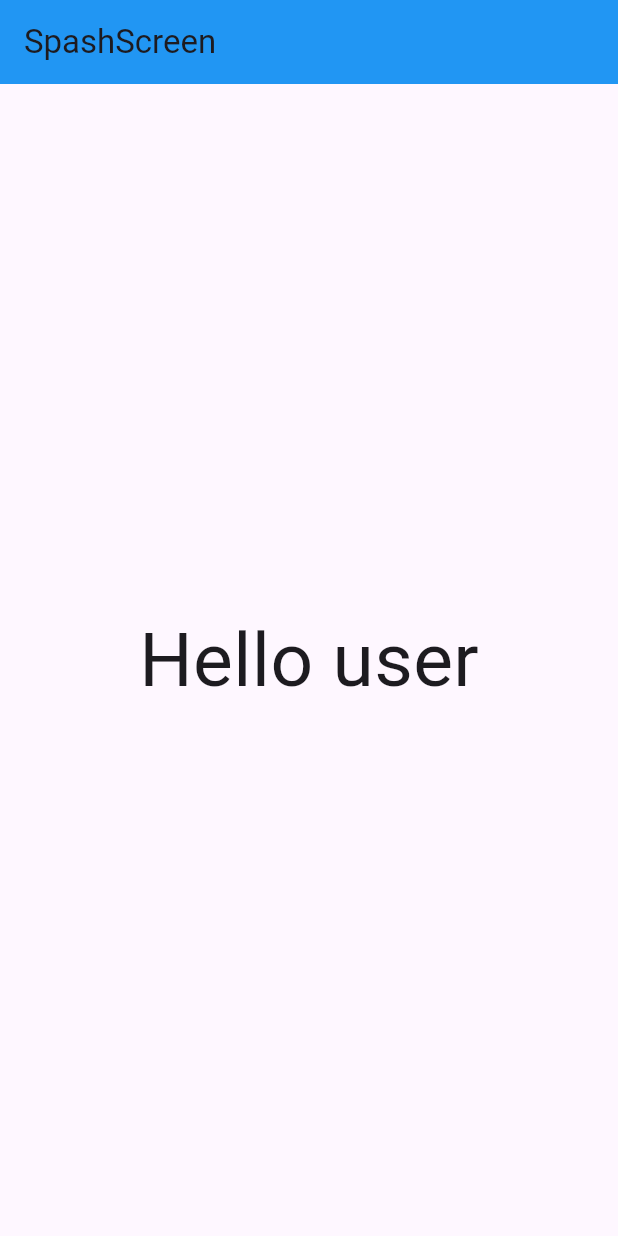
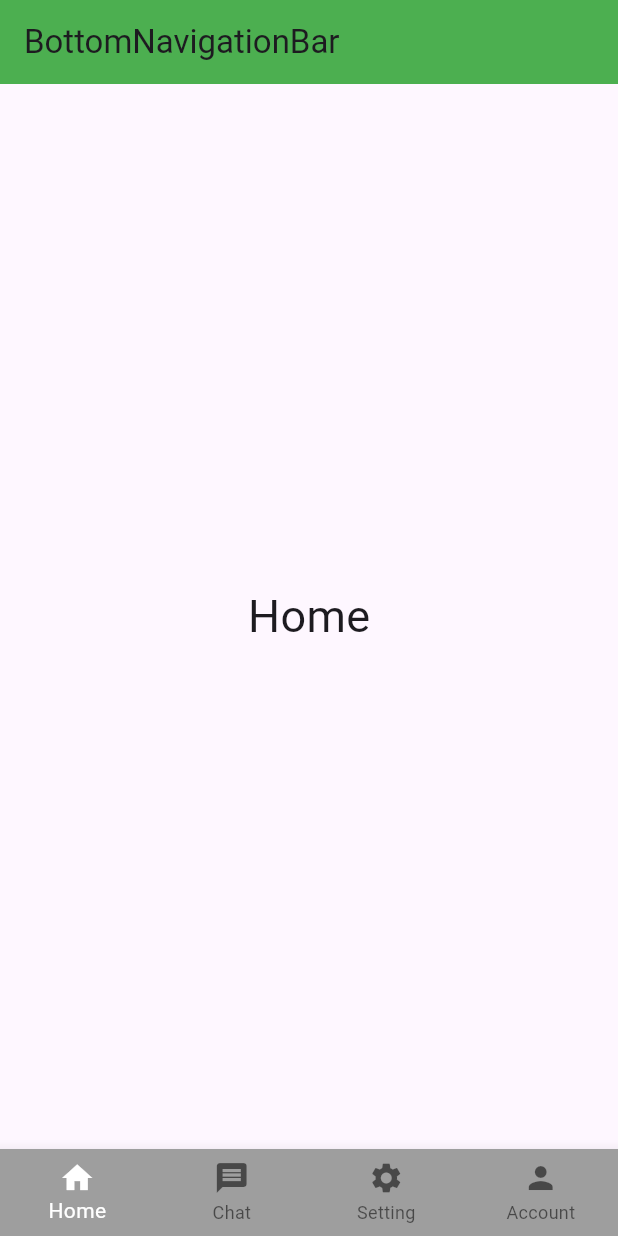
Before and after one commit to jay-java/Flutter-MWF-11-00-to-1-00, a Flutter app: the screen it shows after launch, on a phone screen of 412 x 824 dp. Run offline on Flutter 3.47's test engine with Material 3 defaults, Android fonts, the phone set to English and light mode, and no system bars.

Commit message:
bottom navigation bar

```diff
--- a/first_project/lib/P012_splashscreen.dart
+++ b/first_project/lib/P012_splashscreen.dart
@@ -2,6 +2,8 @@
 
 import 'package:first_project/P013_screen2.dart';
 import 'package:flutter/material.dart';
+
+import 'P014_bottomnavigation.dart';
 
 class SplashScreeen extends StatefulWidget {
   const SplashScreeen({super.key});
@@ -18,7 +20,7 @@
     Timer(Duration(seconds: 3), () {
       Navigator.pushReplacement(
         context,
-        MaterialPageRoute(builder: (context) => Screen2()),
+        MaterialPageRoute(builder: (context) => MyBottomNavigationBar()),
       );
     });
   }
--- /dev/null
+++ b/first_project/lib/P014_bottomnavigation.dart
@@ -0,0 +1,54 @@
+import 'package:first_project/pages/account.dart';
+import 'package:first_project/pages/chat.dart';
+import 'package:first_project/pages/home.dart';
+import 'package:first_project/pages/settings.dart';
+import 'package:flutter/material.dart';
+
+class MyBottomNavigationBar extends StatefulWidget {
+  const MyBottomNavigationBar({super.key});
+
+  @override
+  State<MyBottomNavigationBar> createState() => _MyBottomNavigationBarState();
+}
+
+class _MyBottomNavigationBarState extends State<MyBottomNavigationBar> {
+  int _selectedIndex = 0;
+
+  void _bottomNavigation(int index){
+    setState(() {
+      _selectedIndex = index;
+    });
+  }
+
+  List<Widget> pages = [
+    Home(),
+    Chat(),
+    Setting(),
+    Account()
+  ];
+
+  @override
+  Widget build(BuildContext context) {
+    return Scaffold(
+      appBar: AppBar(
+        title: Text('BottomNavigationBar'),
+        backgroundColor: Colors.green,
+      ),
+      body: pages[_selectedIndex],
+      bottomNavigationBar: BottomNavigationBar(
+        currentIndex: _selectedIndex,
+        selectedItemColor: Colors.white,
+        // showSelectedLabels: false,
+        backgroundColor: Colors.grey,
+        type: BottomNavigationBarType.fixed,
+        onTap: _bottomNavigation,
+        items: [
+          BottomNavigationBarItem(icon: Icon(Icons.home), label: 'Home'),
+          BottomNavigationBarItem(icon: Icon(Icons.message), label: 'Chat'),
+          BottomNavigationBarItem(icon: Icon(Icons.settings), label: 'Setting'),
+          BottomNavigationBarItem(icon: Icon(Icons.person), label: 'Account'),
+        ],
+      ),
+    );
+  }
+}
--- /dev/null
+++ b/first_project/lib/pages/account.dart
@@ -0,0 +1,14 @@
+import 'package:flutter/material.dart';
+
+class Account extends StatelessWidget {
+  const Account({super.key});
+
+  @override
+  Widget build(BuildContext context) {
+    return Scaffold(
+      body: Center(
+        child: Text('Account',style: TextStyle(fontSize: 30),),
+      ),
+    );
+  }
+}
--- /dev/null
+++ b/first_project/lib/pages/chat.dart
@@ -0,0 +1,14 @@
+import 'package:flutter/material.dart';
+
+class Chat extends StatelessWidget {
+  const Chat({super.key});
+
+  @override
+  Widget build(BuildContext context) {
+    return Scaffold(
+      body: Center(
+        child: Text('Chat',style: TextStyle(fontSize: 30),),
+      ),
+    );
+  }
+}
--- /dev/null
+++ b/first_project/lib/pages/home.dart
@@ -0,0 +1,14 @@
+import 'package:flutter/material.dart';
+
+class Home extends StatelessWidget {
+  const Home({super.key});
+
+  @override
+  Widget build(BuildContext context) {
+    return Scaffold(
+      body: Center(
+        child: Text('Home',style: TextStyle(fontSize: 30),),
+      ),
+    );
+  }
+}
--- /dev/null
+++ b/first_project/lib/pages/settings.dart
@@ -0,0 +1,14 @@
+import 'package:flutter/material.dart';
+
+class Setting extends StatelessWidget {
+  const Setting({super.key});
+
+  @override
+  Widget build(BuildContext context) {
+    return Scaffold(
+      body: Center(
+        child: Text('Setting',style: TextStyle(fontSize: 30),),
+      ),
+    );
+  }
+}
```
Also changed, not shown: 1 other file.
